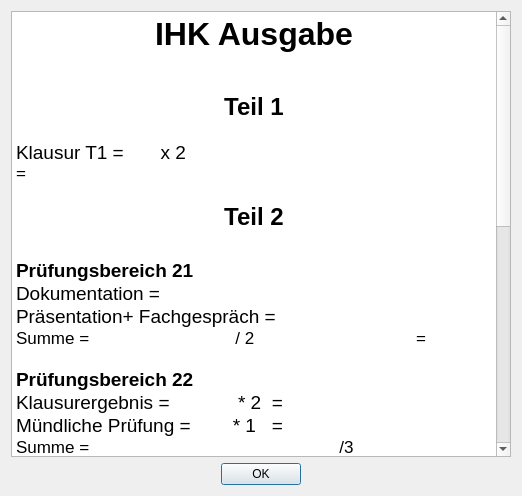
Above: ihk.ui from effzett/pihk before the change. Below: the same form after it.
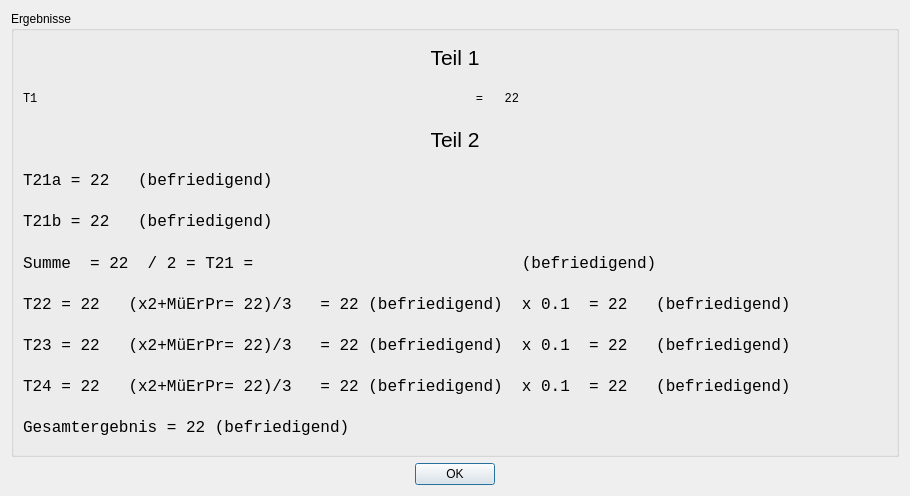
That is the form after the change.

Commit message: Zukünftiges Ausgabeblatt verändert

```diff
--- a/ihk.ui
+++ b/ihk.ui
@@ -6,57 +6,158 @@
    <rect>
     <x>0</x>
     <y>0</y>
-    <width>522</width>
+    <width>705</width>
     <height>496</height>
    </rect>
   </property>
   <property name="windowTitle">
    <string>IHK Seite</string>
   </property>
-  <layout class="QVBoxLayout" name="verticalLayout">
+  <layout class="QVBoxLayout" name="verticalLayout_2">
    <item>
-    <widget class="QTextBrowser" name="textBrowser">
-     <property name="html">
-      <string>&lt;!DOCTYPE HTML PUBLIC &quot;-//W3C//DTD HTML 4.0//EN&quot; &quot;http://www.w3.org/TR/REC-html40/strict.dtd&quot;&gt;
-&lt;html&gt;&lt;head&gt;&lt;meta name=&quot;qrichtext&quot; content=&quot;1&quot; /&gt;&lt;style type=&quot;text/css&quot;&gt;
-p, li { white-space: pre-wrap; }
-&lt;/style&gt;&lt;/head&gt;&lt;body style=&quot; font-family:'.SF NS Text'; font-size:13pt; font-weight:400; font-style:normal;&quot;&gt;
-&lt;p align=&quot;center&quot; style=&quot; margin-top:0px; margin-bottom:0px; margin-left:0px; margin-right:0px; -qt-block-indent:0; text-indent:0px;&quot;&gt;&lt;span style=&quot; font-size:24pt; font-weight:600;&quot;&gt;IHK Ausgabe&lt;/span&gt;&lt;/p&gt;
-&lt;p align=&quot;center&quot; style=&quot;-qt-paragraph-type:empty; margin-top:0px; margin-bottom:0px; margin-left:0px; margin-right:0px; -qt-block-indent:0; text-indent:0px;&quot;&gt;&lt;br /&gt;&lt;/p&gt;
-&lt;p align=&quot;center&quot; style=&quot;-qt-paragraph-type:empty; margin-top:0px; margin-bottom:0px; margin-left:0px; margin-right:0px; -qt-block-indent:0; text-indent:0px;&quot;&gt;&lt;br /&gt;&lt;/p&gt;
-&lt;p align=&quot;center&quot; style=&quot; margin-top:0px; margin-bottom:0px; margin-left:0px; margin-right:0px; -qt-block-indent:0; text-indent:0px;&quot;&gt;&lt;span style=&quot; font-size:18pt; font-weight:600;&quot;&gt;Teil 1&lt;/span&gt;&lt;/p&gt;
-&lt;p align=&quot;center&quot; style=&quot;-qt-paragraph-type:empty; margin-top:0px; margin-bottom:0px; margin-left:0px; margin-right:0px; -qt-block-indent:0; text-indent:0px;&quot;&gt;&lt;br /&gt;&lt;/p&gt;
-&lt;p style=&quot; margin-top:0px; margin-bottom:0px; margin-left:0px; margin-right:0px; -qt-block-indent:0; text-indent:0px;&quot;&gt;&lt;span style=&quot; font-size:14pt;&quot;&gt;Klausur T1 =       x 2				&lt;/span&gt;=&lt;/p&gt;
-&lt;p style=&quot;-qt-paragraph-type:empty; margin-top:0px; margin-bottom:0px; margin-left:0px; margin-right:0px; -qt-block-indent:0; text-indent:0px;&quot;&gt;&lt;br /&gt;&lt;/p&gt;
-&lt;p align=&quot;center&quot; style=&quot; margin-top:0px; margin-bottom:0px; margin-left:0px; margin-right:0px; -qt-block-indent:0; text-indent:0px;&quot;&gt;&lt;span style=&quot; font-size:18pt; font-weight:600;&quot;&gt;Teil 2&lt;/span&gt;&lt;/p&gt;
-&lt;p align=&quot;center&quot; style=&quot;-qt-paragraph-type:empty; margin-top:0px; margin-bottom:0px; margin-left:0px; margin-right:0px; -qt-block-indent:0; text-indent:0px; font-size:18pt; font-weight:600;&quot;&gt;&lt;br /&gt;&lt;/p&gt;
-&lt;p style=&quot; margin-top:0px; margin-bottom:0px; margin-left:0px; margin-right:0px; -qt-block-indent:0; text-indent:0px;&quot;&gt;&lt;span style=&quot; font-size:14pt; font-weight:600;&quot;&gt;Prüfungsbereich 21&lt;/span&gt;&lt;/p&gt;
-&lt;p style=&quot; margin-top:0px; margin-bottom:0px; margin-left:0px; margin-right:0px; -qt-block-indent:0; text-indent:0px;&quot;&gt;&lt;span style=&quot; font-size:14pt;&quot;&gt;Dokumentation =      &lt;/span&gt;&lt;/p&gt;
-&lt;p style=&quot; margin-top:0px; margin-bottom:0px; margin-left:0px; margin-right:0px; -qt-block-indent:0; text-indent:0px;&quot;&gt;&lt;span style=&quot; font-size:14pt;&quot;&gt;Präsentation+ Fachgespräch =&lt;/span&gt;&lt;/p&gt;
-&lt;p style=&quot; margin-top:0px; margin-bottom:0px; margin-left:0px; margin-right:0px; -qt-block-indent:0; text-indent:0px;&quot;&gt;Summe =                               / 2			=&lt;/p&gt;
-&lt;p style=&quot;-qt-paragraph-type:empty; margin-top:0px; margin-bottom:0px; margin-left:0px; margin-right:0px; -qt-block-indent:0; text-indent:0px;&quot;&gt;&lt;br /&gt;&lt;/p&gt;
-&lt;p style=&quot; margin-top:0px; margin-bottom:0px; margin-left:0px; margin-right:0px; -qt-block-indent:0; text-indent:0px;&quot;&gt;&lt;span style=&quot; font-size:14pt; font-weight:600;&quot;&gt;Prüfungsbereich 22&lt;/span&gt;&lt;/p&gt;
-&lt;p style=&quot; margin-top:0px; margin-bottom:0px; margin-left:0px; margin-right:0px; -qt-block-indent:0; text-indent:0px;&quot;&gt;&lt;span style=&quot; font-size:14pt;&quot;&gt;Klausurergebnis =             * 2  =&lt;/span&gt;&lt;/p&gt;
-&lt;p style=&quot; margin-top:0px; margin-bottom:0px; margin-left:0px; margin-right:0px; -qt-block-indent:0; text-indent:0px;&quot;&gt;&lt;span style=&quot; font-size:14pt;&quot;&gt;Mündliche Prüfung =        * 1   =&lt;/span&gt;&lt;/p&gt;
-&lt;p style=&quot; margin-top:0px; margin-bottom:0px; margin-left:0px; margin-right:0px; -qt-block-indent:0; text-indent:0px;&quot;&gt;Summe =                                                     /3		=&lt;/p&gt;
-&lt;p style=&quot;-qt-paragraph-type:empty; margin-top:0px; margin-bottom:0px; margin-left:0px; margin-right:0px; -qt-block-indent:0; text-indent:0px;&quot;&gt;&lt;br /&gt;&lt;/p&gt;
-&lt;p style=&quot; margin-top:0px; margin-bottom:0px; margin-left:0px; margin-right:0px; -qt-block-indent:0; text-indent:0px;&quot;&gt;&lt;span style=&quot; font-size:14pt; font-weight:600;&quot;&gt;Prüfungsbereich 23&lt;/span&gt;&lt;/p&gt;
-&lt;p style=&quot; margin-top:0px; margin-bottom:0px; margin-left:0px; margin-right:0px; -qt-block-indent:0; text-indent:0px;&quot;&gt;&lt;span style=&quot; font-size:14pt;&quot;&gt;Klausurergebnis =             * 2  =&lt;/span&gt;&lt;/p&gt;
-&lt;p style=&quot; margin-top:0px; margin-bottom:0px; margin-left:0px; margin-right:0px; -qt-block-indent:0; text-indent:0px;&quot;&gt;&lt;span style=&quot; font-size:14pt;&quot;&gt;Mündliche Prüfung =        * 1   =&lt;/span&gt;&lt;/p&gt;
-&lt;p style=&quot; margin-top:0px; margin-bottom:0px; margin-left:0px; margin-right:0px; -qt-block-indent:0; text-indent:0px;&quot;&gt;Summe =                                                     /3		=&lt;/p&gt;
-&lt;p style=&quot;-qt-paragraph-type:empty; margin-top:0px; margin-bottom:0px; margin-left:0px; margin-right:0px; -qt-block-indent:0; text-indent:0px;&quot;&gt;&lt;br /&gt;&lt;/p&gt;
-&lt;p style=&quot; margin-top:0px; margin-bottom:0px; margin-left:0px; margin-right:0px; -qt-block-indent:0; text-indent:0px;&quot;&gt;&lt;span style=&quot; font-size:14pt; font-weight:600;&quot;&gt;Prüfungsbereich 24&lt;/span&gt;&lt;/p&gt;
-&lt;p style=&quot; margin-top:0px; margin-bottom:0px; margin-left:0px; margin-right:0px; -qt-block-indent:0; text-indent:0px;&quot;&gt;&lt;span style=&quot; font-size:14pt;&quot;&gt;Klausurergebnis =             * 2  =&lt;/span&gt;&lt;/p&gt;
-&lt;p style=&quot; margin-top:0px; margin-bottom:0px; margin-left:0px; margin-right:0px; -qt-block-indent:0; text-indent:0px;&quot;&gt;&lt;span style=&quot; font-size:14pt;&quot;&gt;Mündliche Prüfung =        * 1   =&lt;/span&gt;&lt;/p&gt;
-&lt;p style=&quot; margin-top:0px; margin-bottom:0px; margin-left:0px; margin-right:0px; -qt-block-indent:0; text-indent:0px;&quot;&gt;Summe =                                                     /3		=&lt;/p&gt;
-&lt;p style=&quot;-qt-paragraph-type:empty; margin-top:0px; margin-bottom:0px; margin-left:0px; margin-right:0px; -qt-block-indent:0; text-indent:0px;&quot;&gt;&lt;br /&gt;&lt;/p&gt;
-&lt;p style=&quot; margin-top:0px; margin-bottom:0px; margin-left:0px; margin-right:0px; -qt-block-indent:0; text-indent:0px;&quot;&gt;&lt;span style=&quot; font-size:18pt;&quot;&gt;Teilbereich 2&lt;/span&gt;      				=&lt;/p&gt;
-&lt;p style=&quot;-qt-paragraph-type:empty; margin-top:0px; margin-bottom:0px; margin-left:0px; margin-right:0px; -qt-block-indent:0; text-indent:0px;&quot;&gt;&lt;br /&gt;&lt;/p&gt;
-&lt;p style=&quot; margin-top:0px; margin-bottom:0px; margin-left:0px; margin-right:0px; -qt-block-indent:0; text-indent:0px;&quot;&gt;&lt;span style=&quot; font-size:18pt; font-weight:600;&quot;&gt;Gesamtergebnis				&lt;/span&gt;=&lt;/p&gt;
-&lt;p style=&quot;-qt-paragraph-type:empty; margin-top:0px; margin-bottom:0px; margin-left:0px; margin-right:0px; -qt-block-indent:0; text-indent:0px;&quot;&gt;&lt;br /&gt;&lt;/p&gt;
-&lt;p align=&quot;center&quot; style=&quot;-qt-paragraph-type:empty; margin-top:0px; margin-bottom:0px; margin-left:0px; margin-right:0px; -qt-block-indent:0; text-indent:0px;&quot;&gt;&lt;br /&gt;&lt;/p&gt;
-&lt;p align=&quot;center&quot; style=&quot;-qt-paragraph-type:empty; margin-top:0px; margin-bottom:0px; margin-left:0px; margin-right:0px; -qt-block-indent:0; text-indent:0px;&quot;&gt;&lt;br /&gt;&lt;/p&gt;&lt;/body&gt;&lt;/html&gt;</string>
+    <widget class="QGroupBox" name="groupBox">
+     <property name="title">
+      <string>Ergebnisse</string>
      </property>
+     <layout class="QVBoxLayout" name="verticalLayout">
+      <item>
+       <widget class="QLabel" name="label_7">
+        <property name="font">
+         <font>
+          <pointsize>16</pointsize>
+          <weight>50</weight>
+          <bold>false</bold>
+         </font>
+        </property>
+        <property name="text">
+         <string>Teil 1</string>
+        </property>
+        <property name="alignment">
+         <set>Qt::AlignCenter</set>
+        </property>
+       </widget>
+      </item>
+      <item>
+       <widget class="QLabel" name="label_2">
+        <property name="font">
+         <font>
+          <family>Courier New</family>
+         </font>
+        </property>
+        <property name="text">
+         <string>T1                                                             =   22          </string>
+        </property>
+       </widget>
+      </item>
+      <item>
+       <widget class="QLabel" name="label">
+        <property name="font">
+         <font>
+          <pointsize>16</pointsize>
+          <weight>50</weight>
+          <bold>false</bold>
+         </font>
+        </property>
+        <property name="text">
+         <string>Teil 2</string>
+        </property>
+        <property name="alignment">
+         <set>Qt::AlignCenter</set>
+        </property>
+       </widget>
+      </item>
+      <item>
+       <widget class="QLabel" name="label_6">
+        <property name="font">
+         <font>
+          <family>Courier New</family>
+          <pointsize>12</pointsize>
+         </font>
+        </property>
+        <property name="text">
+         <string>T21a = 22   (befriedigend)        </string>
+        </property>
+       </widget>
+      </item>
+      <item>
+       <widget class="QLabel" name="label_8">
+        <property name="font">
+         <font>
+          <family>Courier New</family>
+          <pointsize>12</pointsize>
+         </font>
+        </property>
+        <property name="text">
+         <string>T21b = 22   (befriedigend)        </string>
+        </property>
+       </widget>
+      </item>
+      <item>
+       <widget class="QLabel" name="label_9">
+        <property name="font">
+         <font>
+          <family>Courier New</family>
+          <pointsize>12</pointsize>
+         </font>
+        </property>
+        <property name="text">
+         <string>Summe  = 22  / 2 = T21 =                            (befriedigend)        </string>
+        </property>
+       </widget>
+      </item>
+      <item>
+       <widget class="QLabel" name="label_3">
+        <property name="font">
+         <font>
+          <family>Courier New</family>
+          <pointsize>12</pointsize>
+         </font>
+        </property>
+        <property name="text">
+         <string>T22 = 22   (x2+MüErPr= 22)/3   = 22 (befriedigend)  x 0.1  = 22   (befriedigend)          </string>
+        </property>
+       </widget>
+      </item>
+      <item>
+       <widget class="QLabel" name="label_4">
+        <property name="font">
+         <font>
+          <family>Courier New</family>
+          <pointsize>12</pointsize>
+         </font>
+        </property>
+        <property name="text">
+         <string>T23 = 22   (x2+MüErPr= 22)/3   = 22 (befriedigend)  x 0.1  = 22   (befriedigend)          </string>
+        </property>
+       </widget>
+      </item>
+      <item>
+       <widget class="QLabel" name="label_5">
+        <property name="font">
+         <font>
+          <family>Courier New</family>
+          <pointsize>12</pointsize>
+         </font>
+        </property>
+        <property name="text">
+         <string>T24 = 22   (x2+MüErPr= 22)/3   = 22 (befriedigend)  x 0.1  = 22   (befriedigend)          </string>
+        </property>
+       </widget>
+      </item>
+      <item>
+       <widget class="QLabel" name="label_10">
+        <property name="font">
+         <font>
+          <family>Courier New</family>
+          <pointsize>12</pointsize>
+         </font>
+        </property>
+        <property name="text">
+         <string>Gesamtergebnis = 22 (befriedigend)</string>
+        </property>
+       </widget>
+      </item>
+     </layout>
     </widget>
    </item>
    <item>
```
The commit also changes 1 other file.
